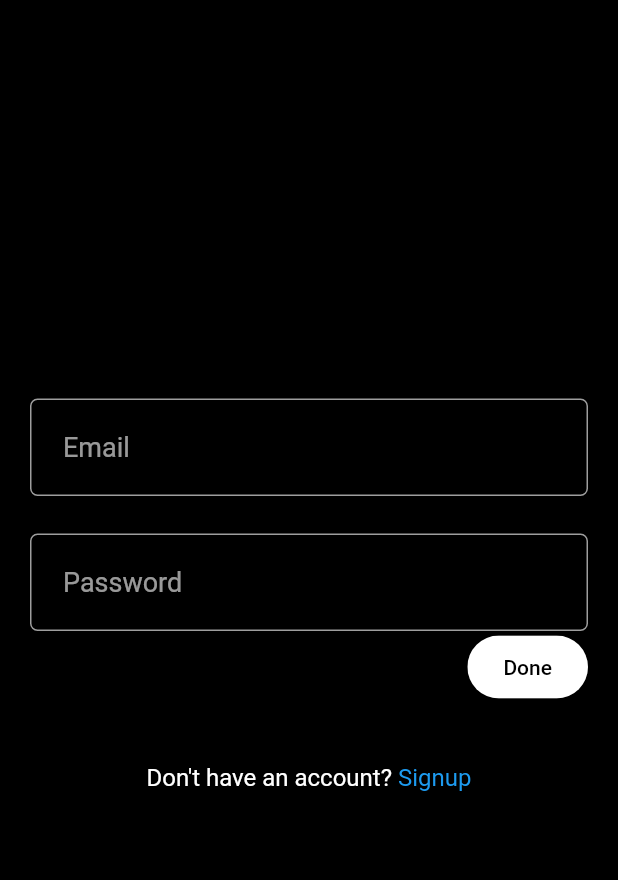
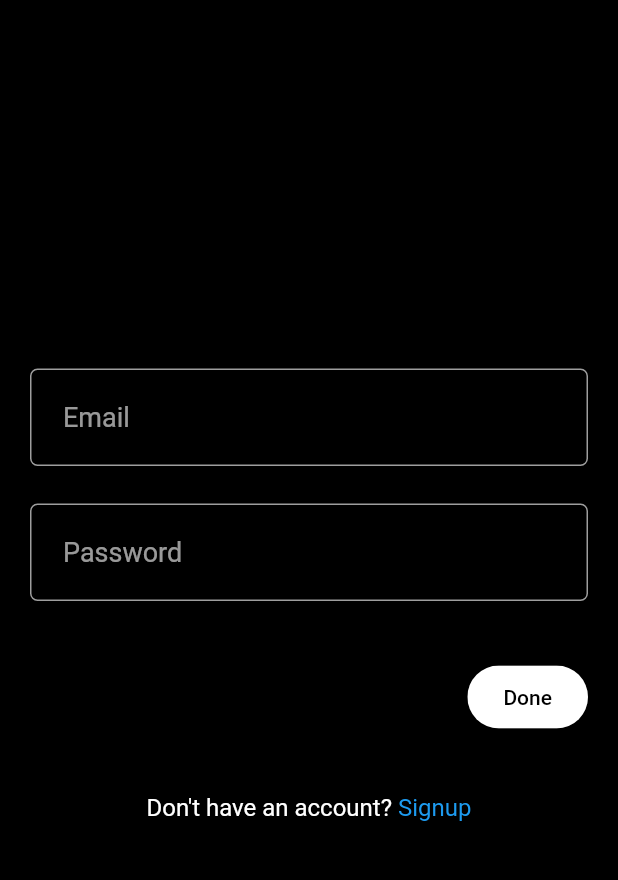
Before and after one commit to KristofferCodes/twitter-clone-flutter-, a Flutter app: the screen it shows after launch, on a phone screen of 412 x 824 dp, the part 65-945 px from its top. Run offline on Flutter 3.47's test engine with Material 2 defaults, Android fonts, the phone set to English and light mode, and no system bars; our stand-ins replace appwrite, flutter_riverpod, flutter_svg, fpdart.

Commit message:
login/signup auth

```diff
--- a/lib/common/rounded_small_button.dart
+++ b/lib/common/rounded_small_button.dart
@@ -14,7 +14,9 @@ class RoundedSmallButton extends StatelessWidget {
 
   @override
   Widget build(BuildContext context) {
-    return Chip(
+    return InkWell(
+      onTap: onTap,
+      child: Chip(
         label: Text(
           label,
           style: TextStyle(
@@ -26,6 +28,7 @@ class RoundedSmallButton extends StatelessWidget {
           horizontal: 20,
           vertical: 5,
         ),
+      ),
     );
   }
 }
--- /dev/null
+++ b/lib/core/core.dart
@@ -0,0 +1,2 @@
+export 'failure.dart';
+export 'type_defs.dart';
--- /dev/null
+++ b/lib/core/failure.dart
@@ -0,0 +1,6 @@
+class Failure {
+  final String message;
+  final StackTrace stackTrace;
+
+  const Failure(this.message, this.stackTrace);
+}
--- /dev/null
+++ b/lib/core/type_defs.dart
@@ -0,0 +1,6 @@
+import 'package:fpdart/fpdart.dart';
+
+import 'failure.dart';
+
+typedef FutureEither<T> = Future<Either<Failure, T>>;
+typedef FutureEitherVoid = FutureEither<void>;
--- a/lib/features/auth/view/login_view.dart
+++ b/lib/features/auth/view/login_view.dart
@@ -1,19 +1,24 @@
 import 'package:flutter/gestures.dart';
 import 'package:flutter/material.dart';
+import 'package:flutter_riverpod/flutter_riverpod.dart';
 import 'package:twitter_clone/common/rounded_small_button.dart';
 import 'package:twitter_clone/constants/ui_constants.dart';
+import 'package:twitter_clone/features/auth/view/signup_view.dart';
 import 'package:twitter_clone/features/auth/widgets/auth_field.dart';
 import 'package:twitter_clone/theme/pallet.dart';
 
-class LoginView extends StatefulWidget {
+import '../../../common/loading_page.dart';
+import '../controllers/auth_controller.dart';
+
+class LoginView extends ConsumerStatefulWidget {
   static route() => MaterialPageRoute(builder: (context) => const LoginView());
   const LoginView({super.key});
 
   @override
-  State<LoginView> createState() => _LoginViewState();
+  ConsumerState<LoginView> createState() => _LoginViewState();
 }
 
-class _LoginViewState extends State<LoginView> {
+class _LoginViewState extends ConsumerState<LoginView> {
   final appbar = UIConstants.appBar();
 
   final emailController = TextEditingController();
@@ -27,14 +32,24 @@ class _LoginViewState extends State<LoginView> {
     passwordController.dispose();
   }
 
+  void onLogIn() {
+    ref.read(authControllerProvider.notifier).logIn(
+        email: emailController.text,
+        password: passwordController.text,
+        context: context);
+  }
+
   @override
   Widget build(BuildContext context) {
+    final isLoading = ref.watch(authControllerProvider);
     return Scaffold(
       appBar: appbar,
-      body: Center(
+      body: isLoading
+          ? const Loader()
+          : Center(
               child: SingleChildScrollView(
                 child: Padding(
-            padding: EdgeInsets.symmetric(horizontal: 20),
+                  padding: const EdgeInsets.symmetric(horizontal: 20),
                   child: Column(
                     children: [
                       AuthField(
@@ -48,10 +63,13 @@ class _LoginViewState extends State<LoginView> {
                         controller: passwordController,
                         hintText: 'Password',
                       ),
+                      const SizedBox(
+                        height: 40,
+                      ),
                       Align(
                           alignment: Alignment.topRight,
                           child: RoundedSmallButton(
-                      onTap: () {},
+                            onTap: onLogIn,
                             label: 'Done',
                             backgroundColor: Pallete.whiteColor,
                             textColor: Pallete.backgroundColor,
@@ -68,7 +86,10 @@ class _LoginViewState extends State<LoginView> {
                                 text: ' Signup',
                                 style: const TextStyle(
                                     color: Pallete.blueColor, fontSize: 16),
-                          recognizer: TapGestureRecognizer()..onTap = () {},
+                                recognizer: TapGestureRecognizer()
+                                  ..onTap = () {
+                                    Navigator.push(context, SignUpView.route());
+                                  },
                               )
                             ]),
                       )
--- a/lib/main.dart
+++ b/lib/main.dart
@@ -1,9 +1,10 @@
 import 'package:flutter/material.dart';
+import 'package:flutter_riverpod/flutter_riverpod.dart';
 import 'package:twitter_clone/features/auth/view/login_view.dart';
 import 'package:twitter_clone/theme/theme.dart';
 
 void main() {
-  runApp(const MyApp());
+  runApp(const ProviderScope(child: MyApp()));
 }
 
 class MyApp extends StatelessWidget {
--- a/pubspec.yaml
+++ b/pubspec.yaml
@@ -38,6 +38,8 @@ dependencies:
   cupertino_icons: ^1.0.2
   appwrite: ^9.0.0
   flutter_svg: ^1.1.6
+  flutter_riverpod: ^2.3.5
+  fpdart: ^0.5.0
 
 dev_dependencies:
   flutter_test:
```
Also changed, not shown: lib/apis/auth_api.dart (added, +56 -0 lines), lib/common/loading_page.dart (added, +23 -0 lines), lib/core/provider.dart (added, +16 -0 lines), lib/core/utils.dart (added, +7 -0 lines), lib/features/auth/controllers/auth_controller.dart (added, +36 -0 lines), lib/features/auth/view/signup_view.dart (+23 -5 lines), pubspec.lock, 7 other files. Lines whose indentation alone changed are shown as unchanged.
